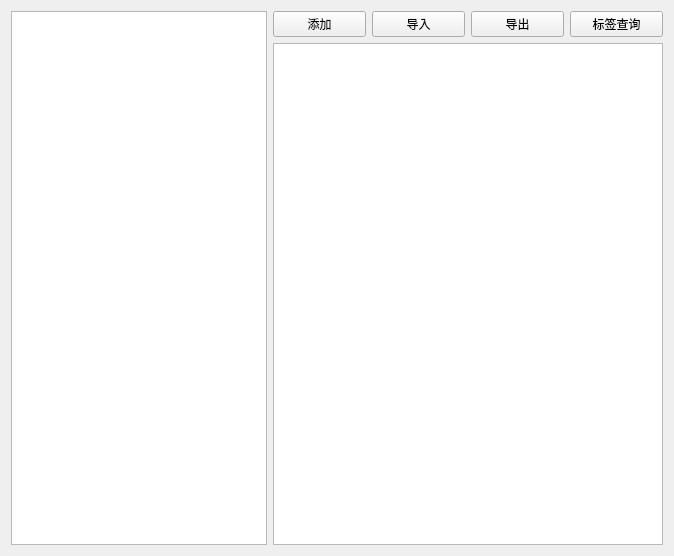
Above: uitester/ui/case_manager/case_manager.ui from IfengAutomation/uitester before the change. Below: the same form after it.
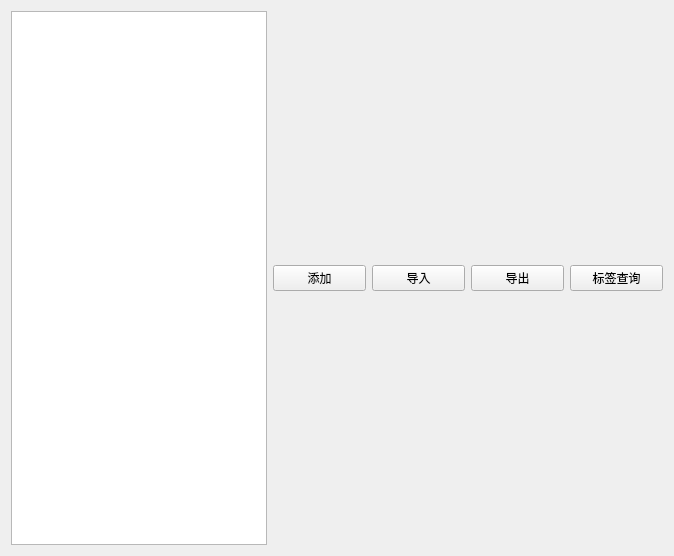
That is the form after the change.

Patch:
```diff
--- a/uitester/ui/case_manager/case_manager.ui
+++ b/uitester/ui/case_manager/case_manager.ui
@@ -76,9 +76,6 @@
          </item>
         </layout>
        </item>
-       <item>
-        <widget class="QTableWidget" name="table_widget"/>
-       </item>
       </layout>
      </item>
     </layout>
```
Left out of the diff: 4 changed lines with no effect on the pictures.
